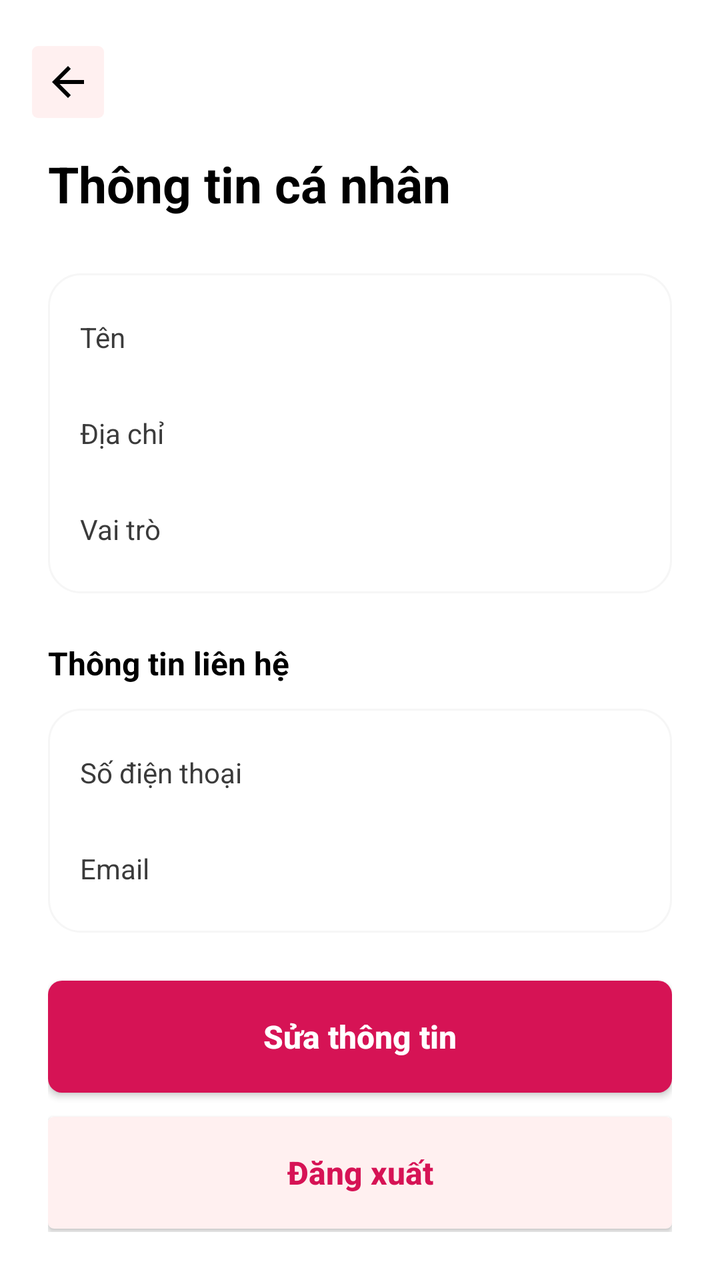
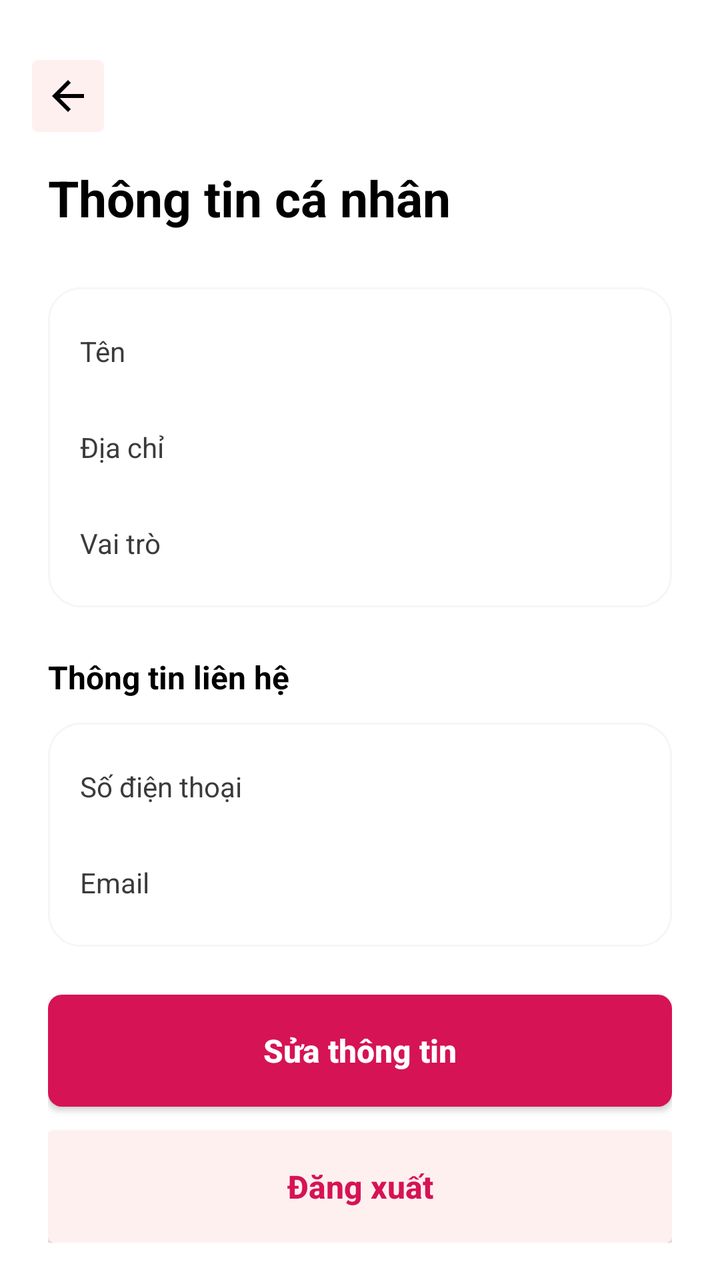

Two renders of the same Android screen: before a commit and after it. Below are the layout's source before the change and the commit's diff.
<!-- AndroidManifest.xml: application theme Theme.FoodCouriers -->
<!-- res/layout/activity_profile.xml -->
<?xml version="1.0" encoding="utf-8"?>
<androidx.constraintlayout.widget.ConstraintLayout
    xmlns:android="http://schemas.android.com/apk/res/android"
    xmlns:app="http://schemas.android.com/apk/res-auto"
    android:id="@+id/rootProfile"
    android:layout_width="match_parent"
    android:layout_height="match_parent"
    android:background="@android:color/white">

    
    <ImageButton
        android:id="@+id/btnBack"
        android:layout_width="36dp"
        android:layout_height="36dp"
        android:layout_marginStart="16dp"
        android:layout_marginTop="23dp"
        android:background="@drawable/bg_button_secondary"
        android:src="@drawable/ic_back"
        android:scaleType="centerInside"
        app:tint="@android:color/black"
        android:contentDescription="@string/back"
        app:layout_constraintTop_toTopOf="parent"
        app:layout_constraintStart_toStartOf="parent" />

    <TextView
        android:id="@+id/tvProfileTitle"
        android:layout_width="wrap_content"
        android:layout_height="wrap_content"
        android:text="@string/profile"
        android:textSize="25sp"
        android:textStyle="bold"
        android:textColor="@android:color/black"
        android:layout_marginTop="16dp"
        app:layout_constraintTop_toBottomOf="@id/btnBack"
        app:layout_constraintStart_toStartOf="parent"
        android:layout_marginStart="24dp" />

    <androidx.core.widget.NestedScrollView
        android:id="@+id/scrollProfile"
        android:layout_width="0dp"
        android:layout_height="0dp"
        android:fillViewport="true"
        app:layout_constraintTop_toBottomOf="@id/tvProfileTitle"
        app:layout_constraintBottom_toBottomOf="parent"
        app:layout_constraintStart_toStartOf="parent"
        app:layout_constraintEnd_toEndOf="parent">

        <LinearLayout
            android:layout_width="match_parent"
            android:layout_height="wrap_content"
            android:orientation="vertical"
            android:paddingStart="24dp"
            android:paddingEnd="24dp"
            android:paddingTop="16dp"
            android:paddingBottom="24dp">


            <LinearLayout
                android:id="@+id/layoutPersonalInfo"
                android:layout_width="match_parent"
                android:layout_height="wrap_content"
                android:layout_marginTop="12dp"
                android:orientation="vertical"
                android:background="@drawable/bg_profile_section"
                android:paddingStart="16dp"
                android:paddingEnd="16dp"
                android:paddingTop="8dp"
                android:paddingBottom="8dp">

                <LinearLayout
                    android:layout_width="match_parent"
                    android:layout_height="48dp"
                    android:orientation="horizontal"
                    android:gravity="center_vertical"
                    android:weightSum="1">

                    <TextView
                        android:id="@+id/titleName"
                        android:layout_width="0dp"
                        android:layout_height="wrap_content"
                        android:layout_weight="0.5"
                        android:text="@string/name"
                        android:textSize="14sp"
                        android:textColor="#3B3B3B" />

                    <TextView
                        android:id="@+id/tvNameValue"
                        android:layout_width="0dp"
                        android:layout_height="wrap_content"
                        android:layout_weight="0.5"
                        android:gravity="end"
                        android:textSize="14sp"
                        android:textColor="@android:color/black" />
                </LinearLayout>

                <LinearLayout
                    android:layout_width="match_parent"
                    android:layout_height="48dp"
                    android:orientation="horizontal"
                    android:gravity="center_vertical"
                    android:weightSum="1">

                    <TextView
                        android:layout_width="0dp"
                        android:layout_height="wrap_content"
                        android:layout_weight="0.5"
                        android:text="@string/address"
                        android:textSize="14sp"
                        android:textColor="#3B3B3B" />

                    <TextView
                        android:id="@+id/tvAddressValue"
                        android:layout_width="0dp"
                        android:layout_height="wrap_content"
                        android:layout_weight="0.5"
                        android:gravity="end"
                        android:textSize="14sp"
                        android:textColor="@android:color/black" />
                </LinearLayout>

                <LinearLayout
                    android:layout_width="match_parent"
                    android:layout_height="48dp"
                    android:orientation="horizontal"
                    android:gravity="center_vertical"
                    android:weightSum="1">

                    <TextView
                        android:layout_width="0dp"
                        android:layout_height="wrap_content"
                        android:layout_weight="0.5"
                        android:text="@string/role"
                        android:textSize="14sp"
                        android:textColor="#3B3B3B" />

                    <TextView
                        android:id="@+id/tvRoleValue"
                        android:layout_width="0dp"
                        android:layout_height="wrap_content"
                        android:layout_weight="0.5"
                        android:gravity="end"
                        android:textSize="14sp"
                        android:textColor="@android:color/black" />
                </LinearLayout>

            </LinearLayout>

            <TextView
                android:id="@+id/tvContactTitle"
                android:layout_width="wrap_content"
                android:layout_height="wrap_content"
                android:layout_marginTop="24dp"
                android:text="@string/contact_info"
                android:textSize="16sp"
                android:textStyle="bold"
                android:textColor="@android:color/black" />

            <LinearLayout
                android:id="@+id/layoutContactInfo"
                android:layout_width="match_parent"
                android:layout_height="wrap_content"
                android:layout_marginTop="12dp"
                android:orientation="vertical"
                android:background="@drawable/bg_profile_section"
                android:paddingStart="16dp"
                android:paddingEnd="16dp"
                android:paddingTop="8dp"
                android:paddingBottom="8dp">

                
                <LinearLayout
                    android:layout_width="match_parent"
                    android:layout_height="48dp"
                    android:orientation="horizontal"
                    android:gravity="center_vertical"
                    android:weightSum="1">

                    <TextView
                        android:layout_width="0dp"
                        android:layout_height="wrap_content"
                        android:layout_weight="0.5"
                        android:text="@string/phone_number"
                        android:textSize="14sp"
                        android:textColor="#3B3B3B" />

                    <TextView
                        android:id="@+id/tvPhoneValue"
                        android:layout_width="0dp"
                        android:layout_height="wrap_content"
                        android:layout_weight="0.5"
                        android:gravity="end"
                        android:textSize="14sp"
                        android:textColor="@android:color/black" />
                </LinearLayout>

                
                <LinearLayout
                    android:layout_width="match_parent"
                    android:layout_height="48dp"
                    android:orientation="horizontal"
                    android:gravity="center_vertical"
                    android:weightSum="1">

                    <TextView
                        android:layout_width="0dp"
                        android:layout_height="wrap_content"
                        android:layout_weight="0.5"
                        android:text="@string/email"
                        android:textSize="14sp"
                        android:textColor="#3B3B3B" />

                    <TextView
                        android:id="@+id/tvEmailValue"
                        android:layout_width="0dp"
                        android:layout_height="wrap_content"
                        android:layout_weight="0.5"
                        android:gravity="end"
                        android:textSize="14sp"
                        android:textColor="@android:color/black" />
                </LinearLayout>
            </LinearLayout>

            <androidx.appcompat.widget.AppCompatButton
                android:id="@+id/btnEdit"
                android:layout_width="match_parent"
                android:layout_height="56dp"
                android:layout_marginTop="24dp"
                android:background="@drawable/bg_button_primary"
                android:text="@string/edit"
                android:textAllCaps="false"
                android:textColor="@android:color/white"
                android:textSize="16sp"
                android:textStyle="bold" />

            <androidx.appcompat.widget.AppCompatButton
                android:id="@+id/btnLogout"
                android:layout_width="match_parent"
                android:layout_height="56dp"
                android:layout_marginTop="12dp"
                android:background="@drawable/bg_button_secondary"
                android:text="@string/log_out"
                android:textAllCaps="false"
                android:textColor="#D61355"
                android:textSize="16sp"
                android:textStyle="bold" />

        </LinearLayout>
    </androidx.core.widget.NestedScrollView>

</androidx.constraintlayout.widget.ConstraintLayout>
<!-- resources referenced by this layout -->
<resources>
  <!-- drawable bg_button_primary (drawable) -->
  <?xml version="1.0" encoding="utf-8"?>
  <shape xmlns:android="http://schemas.android.com/apk/res/android"
      android:shape="rectangle">
      <solid android:color="@color/primary" />
      <corners android:radius="7dp" />
  </shape>
  <!-- drawable bg_button_secondary (drawable) -->
  <?xml version="1.0" encoding="utf-8"?>
  <shape xmlns:android="http://schemas.android.com/apk/res/android"
      android:shape="rectangle">
      <solid android:color="@color/pink" />
      <corners android:radius="3dp" />
  </shape>
  <!-- drawable bg_profile_section (drawable) -->
  <?xml version="1.0" encoding="utf-8"?>
  <shape xmlns:android="http://schemas.android.com/apk/res/android"
      android:shape="rectangle">
      <solid android:color="@android:color/white"/>
      <stroke
          android:width="1dp"
          android:color="#F6F6F6" />
      <corners android:radius="16dp" />
  </shape>
  <!-- drawable ic_back (drawable) -->
  <?xml version="1.0" encoding="utf-8"?>
  <vector xmlns:android="http://schemas.android.com/apk/res/android"
      android:width="24dp"
      android:height="24dp"
      android:viewportWidth="24"
      android:viewportHeight="24">
  
      
      <path
          android:pathData="M20,11H7.83L13.41,5.41L12,4L4,12L12,20L13.41,18.59L7.83,13H20V11Z"
          android:fillColor="#FFFFFFFF" />
  </vector>
  <string name="address">Địa chỉ</string>
  <string name="back">Back</string>
  <string name="contact_info">Thông tin liên hệ</string>
  <string name="edit">Sửa thông tin</string>
  <string name="email">Email</string>
  <string name="log_out">Đăng xuất</string>
  <string name="name">Tên</string>
  <string name="phone_number">Số điện thoại</string>
  <string name="profile">Thông tin cá nhân</string>
  <string name="role">Vai trò</string>
  <style name="Theme.FoodCouriers" parent="Base.Theme.FoodCouriers" />
  <color name="primary">#D61355</color>
  <color name="pink">#FFF0F0</color>
  <style name="Base.Theme.FoodCouriers" parent="Theme.Material3.DayNight.NoActionBar">
          
          <item name="colorPrimary">@color/primary</item>
          <item name="colorPrimaryVariant">@color/primary</item>
          <item name="colorOnPrimary">@color/white</item>
          
          <item name="colorSecondary">@color/pink</item>
          <item name="colorSecondaryVariant">@color/pink</item>
          <item name="colorOnSecondary">@color/black</item>
          
          <item name="android:statusBarColor">?attr/colorPrimaryVariant</item>
  
          
          <item name="colorControlActivated">@color/primary</item>
          <item name="android:textColorHighlight">@color/pink</item>
      </style>
  <color name="white">#FFFFFF</color>
  <color name="black">#FF000000</color>
</resources>

<!-- the commit's change to res/layout/activity_profile.xml (unified diff, before → after) -->
@@ -7,13 +7,12 @@
     android:layout_height="match_parent"
     android:background="@android:color/white">
 
-    
     <ImageButton
         android:id="@+id/btnBack"
         android:layout_width="36dp"
         android:layout_height="36dp"
         android:layout_marginStart="16dp"
-        android:layout_marginTop="23dp"
+        android:layout_marginTop="30dp"
         android:background="@drawable/bg_button_secondary"
         android:src="@drawable/ic_back"
         android:scaleType="centerInside"
